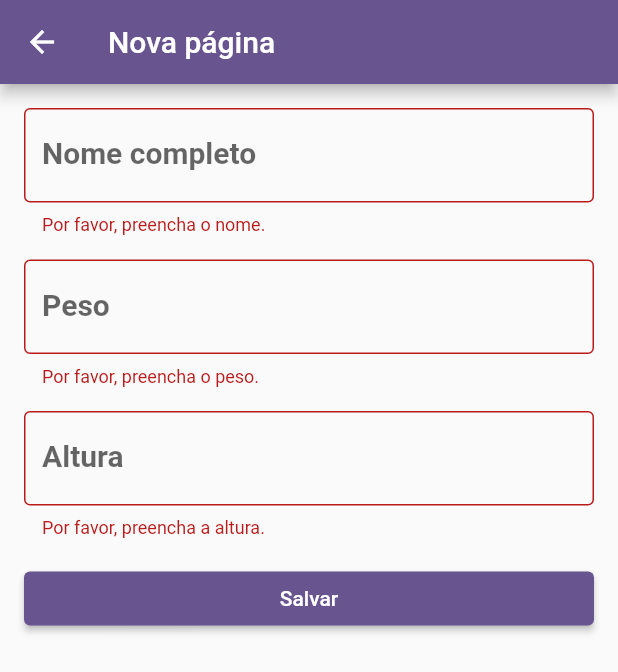
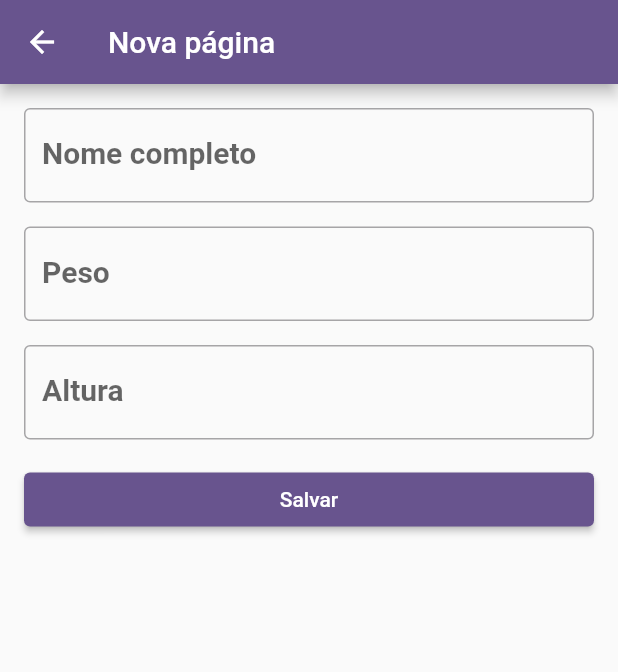
Before and after one commit to itajacybsd/pm_flutter_iniciante, a Flutter app: the screen it shows after launch, after a tap on the "navigate next" icon, on a phone screen of 412 x 824 dp. Shown: the top 672 px of the screen. Run offline on Flutter 3.47's test engine with Material 3 defaults, Android fonts, the phone set to English and light mode, and no system bars; our stand-ins replace faker.

```diff
--- a/pm_flutter_iniciante/lib/models/criar_pesso_dto.dart
+++ b/pm_flutter_iniciante/lib/models/criar_pesso_dto.dart
@@ -1,9 +1,9 @@
-class CriarPessoDto {
+class CriarPessoaDto {
   final String nome;
   final int altura;
   final double peso;
 
-  const CriarPessoDto({
+  const CriarPessoaDto({
     required this.nome,
     required this.altura,
     required this.peso,
--- a/pm_flutter_iniciante/lib/pages/criar_pessoa_page.dart
+++ b/pm_flutter_iniciante/lib/pages/criar_pessoa_page.dart
@@ -1,5 +1,6 @@
 import 'package:desenvolvimento_flutter_iniciante/models/criar_pesso_dto.dart';
 import 'package:flutter/material.dart';
+import 'package:flutter/services.dart';
 
 class CriarPessoaPage extends StatefulWidget {
   const CriarPessoaPage({super.key});
@@ -28,7 +29,7 @@ class _CriarPessoaPageState extends State<CriarPessoaPage> {
           child: Column(
             children: [
               TextFormField(
-                autovalidateMode: AutovalidateMode.always,
+                autovalidateMode: AutovalidateMode.onUserInteraction,
                 validator: (value) {
                   if (value?.isEmpty == true) {
                     return "Por favor, preencha o nome.";
@@ -48,7 +49,11 @@ class _CriarPessoaPageState extends State<CriarPessoaPage> {
               ),
               gap,
               TextFormField(
-                autovalidateMode: AutovalidateMode.always,
+                autovalidateMode: AutovalidateMode.onUserInteraction,
+                keyboardType: TextInputType.numberWithOptions(decimal: true),
+                inputFormatters: [
+                  FilteringTextInputFormatter.allow(RegExp(r'^\d+[,]?\d{0,1}'))
+                ],
                 validator: (value) {
                   if (value?.isEmpty == true) {
                     return "Por favor, preencha o peso.";
@@ -57,13 +62,17 @@ class _CriarPessoaPageState extends State<CriarPessoaPage> {
                 },
                 controller: pesoController,
                 decoration: InputDecoration(
-                  label: Text("Peso"),
-                  border: OutlineInputBorder(),
-                ),
+                    label: Text("Peso"),
+                    border: OutlineInputBorder(),
+                    suffixText: "Kg (ex: 72,5)"),
               ),
               gap,
               TextFormField(
-                autovalidateMode: AutovalidateMode.always,
+                keyboardType: TextInputType.number,
+                autovalidateMode: AutovalidateMode.onUserInteraction,
+                inputFormatters: [
+                  FilteringTextInputFormatter.digitsOnly,
+                ],
                 validator: (value) {
                   if (value?.isEmpty == true) {
                     return "Por favor, preencha a altura.";
@@ -74,6 +83,7 @@ class _CriarPessoaPageState extends State<CriarPessoaPage> {
                 decoration: InputDecoration(
                   label: Text("Altura"),
                   border: OutlineInputBorder(),
+                  suffixText: "Cm (Ex: 180)",
                 ),
               ),
               gap,
@@ -83,13 +93,13 @@ class _CriarPessoaPageState extends State<CriarPessoaPage> {
                     child: ElevatedButton(
                       onPressed: () {
                         if (formKey.currentState?.validate() == true) {
-                          final criarPessoa = CriarPessoDto(
+                          final criarPessoa = CriarPessoaDto(
                             nome: nomeController.text,
                             altura: int.parse(alturaController.text),
                             peso: double.parse(
-                              pesoController.text.replaceAll(",", "."),
-                            ),
+                                pesoController.text.replaceAll(",", ".")),
                           );
+
                           Navigator.of(context).pop(criarPessoa);
                         }
                       },
@@ -104,4 +114,12 @@ class _CriarPessoaPageState extends State<CriarPessoaPage> {
       ),
     );
   }
+
+  @override
+  void dispose() {
+    nomeController.dispose();
+    pesoController.dispose();
+    alturaController.dispose();
+    super.dispose();
+  }
 }
--- a/pm_flutter_iniciante/lib/pages/home_page.dart
+++ b/pm_flutter_iniciante/lib/pages/home_page.dart
@@ -1,7 +1,6 @@
-import 'package:desenvolvimento_flutter_iniciante/extensions/extensions.dart';
+import 'package:desenvolvimento_flutter_iniciante/controllers/pessoa_controller.dart';
 import 'package:desenvolvimento_flutter_iniciante/models/criar_pesso_dto.dart';
 import 'package:desenvolvimento_flutter_iniciante/models/pessoa.dart';
-import 'package:desenvolvimento_flutter_iniciante/pages/criar_pessoa_page.dart';
 import 'package:desenvolvimento_flutter_iniciante/routes/routes.dart';
 import 'package:desenvolvimento_flutter_iniciante/widgets/lista_pessoas.dart';
 import 'package:flutter/material.dart';
@@ -14,7 +13,8 @@ class HomePage extends StatefulWidget {
 }
 
 class _HomePageState extends State<HomePage> {
-  List<Pessoa> pessoas = [];
+  final PessoaController pessoaController = PessoaController();
+
   @override
   Widget build(BuildContext context) {
     return Scaffold(
@@ -22,9 +22,9 @@ class _HomePageState extends State<HomePage> {
         title: Text("Meu primeiro App."),
       ),
       body: ListaPessoas(
-        pessoas: pessoas,
-        onDeletePessoa: (Pessoa pessoa) {
-          pessoas.remove(pessoa);
+        pessoas: pessoaController.pessoas,
+        onDeletePessoa: (pessoa) {
+          pessoaController.removerPessoa(pessoa);
           setState(() {});
         },
       ),
@@ -35,19 +35,12 @@ class _HomePageState extends State<HomePage> {
               await Navigator.of(context).pushNamed(Routes.criarPessoaPage);
 
           if (result != null) {
-            final pessoaDto = result as CriarPessoDto;
-            final pessoa = Pessoa(
-              id: pessoas.length + 1,
-              nome: pessoaDto.nome,
-              altura: pessoaDto.altura,
-              peso: pessoaDto.peso,
-            );
-            pessoas.add(pessoa);
+            final pessoaDto = result as CriarPessoaDto;
+            pessoaController.adicionarPessoa(pessoaDto);
             setState(() {});
           }
 
-          print('result: $result');
-
+          print("resultado: $result");
           // context.pushNamed(Routes.criarPessoaPage);
 
           // Navigator.of(context).pushAndRemoveUntil(
--- a/pm_flutter_iniciante/lib/widgets/custom_person_tile.dart
+++ b/pm_flutter_iniciante/lib/widgets/custom_person_tile.dart
@@ -4,7 +4,7 @@ import 'package:desenvolvimento_flutter_iniciante/widgets/pessoa_dialog.dart';
 import 'package:flutter/material.dart';
 
 class CustomPersonTile extends StatelessWidget {
-  final Function(Pessoa pessoa) onDeletePessoa;
+  final void Function(Pessoa pessoa) onDeletePessoa;
   final Pessoa pessoa;
   const CustomPersonTile({
     super.key,
--- a/pm_flutter_iniciante/lib/widgets/lista_pessoas.dart
+++ b/pm_flutter_iniciante/lib/widgets/lista_pessoas.dart
@@ -1,14 +1,11 @@
-// ignore_for_file: public_member_api_docs, sort_constructors_first
+import 'package:desenvolvimento_flutter_iniciante/models/pessoa.dart';
+import 'package:desenvolvimento_flutter_iniciante/widgets/custom_person_tile.dart';
 import 'package:flutter/material.dart';
 
-import 'package:desenvolvimento_flutter_iniciante/models/pessoa.dart';
-import 'package:desenvolvimento_flutter_iniciante/widgets/custom_person_tile.dart';
-
 class ListaPessoas extends StatelessWidget {
-  final Function(Pessoa pessoa) onDeletePessoa;
-  List<Pessoa> pessoas;
-  // final Function onDeletePessoa;
-  ListaPessoas({
+  final List<Pessoa> pessoas;
+  final void Function(Pessoa pessoa) onDeletePessoa;
+  const ListaPessoas({
     super.key,
     required this.pessoas,
     required this.onDeletePessoa,
@@ -16,17 +13,14 @@ class ListaPessoas extends StatelessWidget {
 
   @override
   Widget build(BuildContext context) {
-    // final pessoas = gerarPessoas(20);
-
     if (pessoas.isEmpty) {
       return Center(
         child: Text(
-          "Nenhuma pessoa cadastrada.",
-          style: TextStyle(fontSize: 20, color: Colors.black),
+          "Nenhuma pessoa cadastrada",
+          style: TextStyle(fontSize: 20),
         ),
       );
     }
-
     return ListView.builder(
       itemCount: pessoas.length,
       itemBuilder: (context, index) {
--- a/pm_flutter_iniciante/lib/widgets/pessoa_dialog.dart
+++ b/pm_flutter_iniciante/lib/widgets/pessoa_dialog.dart
@@ -4,8 +4,8 @@ import 'package:desenvolvimento_flutter_iniciante/widgets/default_dialog_contain
 import 'package:flutter/material.dart';
 
 class PessoaDialog extends StatelessWidget {
+  final void Function(Pessoa pessoa) onDeletePessoa;
   final Pessoa pessoa;
-  final Function(Pessoa pessoa) onDeletePessoa;
   const PessoaDialog({
     super.key,
     required this.pessoa,
@@ -26,7 +26,7 @@ class PessoaDialog extends StatelessWidget {
                 Navigator.of(context).pop();
               },
               child: Text(
-                "EXCLUIR",
+                "Excluir",
                 style: TextStyle(
                   color: Colors.black,
                 ),
```
Also changed, not shown: pm_flutter_iniciante/lib/controllers/pessoa_controller.dart (added, +22 -0 lines).
